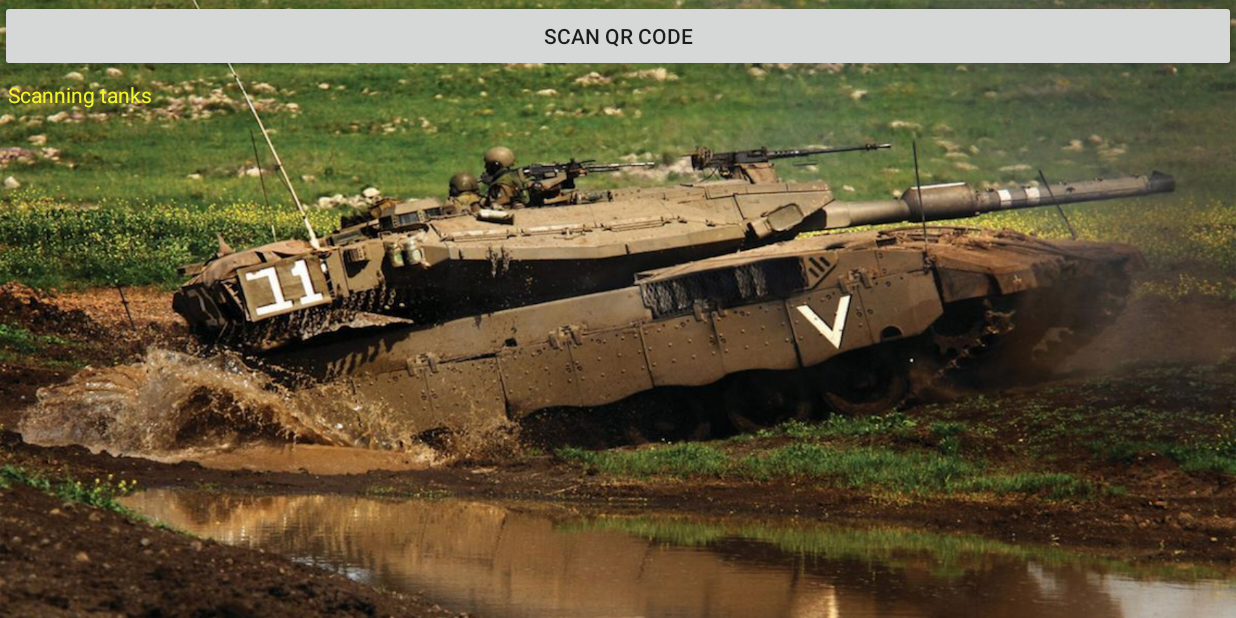
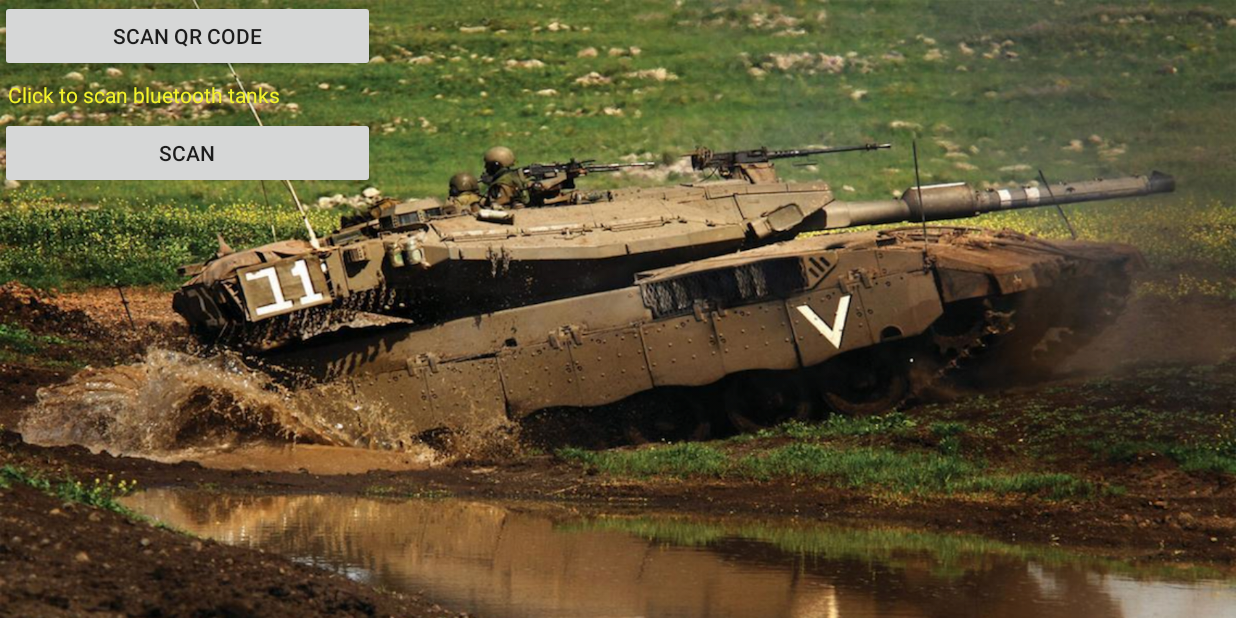
Before and after one commit to jiangluorng/JJTank, an Android app: the SplashActivity screen opened directly, with no data from a screen before it, on a phone screen of 824 x 412 dp (held sideways). Run offline under Robolectric (Android 15) with nearby library versions, the light colour scheme and no system bars; libraries missing offline, so code that uses them is left out: com.dlazaro66.qrcodereaderview, com.github.sumimakito.awesomeqr; 1 statement that could not run was skipped.

Commit message:
Utilize ble

```diff
--- a/app/src/main/AndroidManifest.xml
+++ b/app/src/main/AndroidManifest.xml
@@ -17,7 +17,7 @@
         <activity android:name=".MainActivity"
             android:screenOrientation="landscape">
         </activity>
-        <activity android:name=".MenuActivity"
+        <activity android:name=".SettingActivity"
             android:screenOrientation="landscape">
         </activity>
         <activity android:name=".ScanActivity"
--- a/app/src/main/java/com/jjstudio/jjtank/MenuActivity.java
+++ b/app/src/main/java/com/jjstudio/jjtank/SettingActivity.java
@@ -3,11 +3,11 @@ package com.jjstudio.jjtank;
 import android.os.Bundle;
 import android.support.v7.app.AppCompatActivity;
 
-public class MenuActivity extends AppCompatActivity {
+public class SettingActivity extends AppCompatActivity {
 
     @Override
     protected void onCreate(Bundle savedInstanceState) {
         super.onCreate(savedInstanceState);
-        setContentView(R.layout.activity_menu);
+        setContentView(R.layout.activity_setting);
     }
 }
--- a/app/src/main/java/com/jjstudio/jjtank/SplashActivity.java
+++ b/app/src/main/java/com/jjstudio/jjtank/SplashActivity.java
@@ -11,6 +11,7 @@ import android.bluetooth.le.ScanResult;
 import android.content.Context;
 import android.content.DialogInterface;
 import android.content.Intent;
+import android.content.SharedPreferences;
 import android.content.pm.PackageManager;
 import android.graphics.PointF;
 import android.location.Criteria;
@@ -41,7 +42,7 @@ import com.jjstudio.jjtank.model.TankControlData;
 import java.util.ArrayList;
 import java.util.List;
 
-public class SplashActivity extends AppCompatActivity implements LocationListener, QRCodeReaderView.OnQRCodeReadListener {
+public class SplashActivity extends AppCompatActivity implements LocationListener{
     private static final String TAG = SplashActivity.class.getSimpleName();
     private static final int MY_PERMISSIONS_REQUEST_LOCATION = 99;
 
@@ -61,7 +62,9 @@ public class SplashActivity extends AppCompatActivity implements LocationListene
     private long BLE_SCAN_STOP_DELAY = 10000; //10 seconds for blescaner
     private Context context;
     private TextView tankInfoTextView;
-    LocationManager locationManager;
+    private LocationManager locationManager;
+    private String lastConnectedTankName;
+    private String lastConnectedTankAddress;
 
     String provider;
 
@@ -97,6 +100,19 @@ public class SplashActivity extends AppCompatActivity implements LocationListene
         provider = locationManager.getBestProvider(new Criteria(), false);
         checkLocationPermission();
         initBluetooth();
+        initLastConnecttedTank();
+    }
+
+
+    private void initLastConnecttedTank(){
+        SharedPreferences prefs = this.getSharedPreferences(
+                "com.jjstudio.jjtank", Context.MODE_PRIVATE);
+         lastConnectedTankName =  prefs.getString(MainActivity.EXTRAS_TANK,"");
+         lastConnectedTankAddress =  prefs.getString(MainActivity.EXTRAS_DEVICE_ADDRESS,"");
+        if (!lastConnectedTankName.equals("")&&!lastConnectedTankAddress.equals("")){
+            tankUUIDs.add(lastConnectedTankAddress);
+            tankList.add(new Tank(lastConnectedTankName, lastConnectedTankAddress, StatusEnum.LastConnected, null));
+        }
     }
 
     @Override
@@ -128,7 +144,7 @@ public class SplashActivity extends AppCompatActivity implements LocationListene
     private View.OnClickListener rescanButtonOnClickListener = new View.OnClickListener() {
         @Override
         public void onClick(View view) {
-            view.setVisibility(View.INVISIBLE);
+            view.setEnabled(false);
             startScanning();
         }
     };
@@ -216,11 +232,6 @@ public class SplashActivity extends AppCompatActivity implements LocationListene
     }
 
     @Override
-    public void onQRCodeRead(String text, PointF[] points) {
-        Toast.makeText(getApplicationContext(), text, Toast.LENGTH_SHORT).show();
-    }
-
-    @Override
     public void onRequestPermissionsResult(int requestCode,
                                            String permissions[], int[] grantResults) {
         switch (requestCode) {
@@ -267,8 +278,6 @@ public class SplashActivity extends AppCompatActivity implements LocationListene
             });
 
             alertDialog.show();
-        } else {
-            startScanning();
         }
     }
 
@@ -277,7 +286,7 @@ public class SplashActivity extends AppCompatActivity implements LocationListene
     }
 
     private void startScanning() {
-        rescanButton.setVisibility(View.INVISIBLE);
+        rescanButton.setEnabled(false);
         tankInfoTextView.setText("Scanning tanks...");
         delayHandler = new Handler();
         delayHandler.postDelayed(stopBleRunnable, BLE_SCAN_STOP_DELAY);
@@ -297,7 +306,8 @@ public class SplashActivity extends AppCompatActivity implements LocationListene
             public void run() {
                 bluetoothLeScanner.stopScan(leScanCallback);
                 tankInfoTextView.setText("Scanning stopped.");
-                rescanButton.setVisibility(View.VISIBLE);
+                rescanButton.setEnabled(true);
+                mScanning=false;
 
             }
         });
@@ -354,7 +364,7 @@ public class SplashActivity extends AppCompatActivity implements LocationListene
             if (deviceName != null && !tankUUIDs.contains(deviceAddress) && (TankControlData.isTest || deviceName != null && deviceName.startsWith("JJtk"))) {
                 tankUUIDs.add(deviceAddress);
                 tankList.add(new Tank(deviceName, deviceAddress, StatusEnum.Disconnected, bluetoothDevice));
-                tankInfoTextView.append("\nfound device... " + deviceName + " -  " + deviceAddress);
+                tankInfoTextView.append("Found device  " + deviceName + " -  " + deviceAddress +"\n");
             }
         }
     };
--- a/app/src/main/java/com/jjstudio/jjtank/model/StatusEnum.java
+++ b/app/src/main/java/com/jjstudio/jjtank/model/StatusEnum.java
@@ -1,7 +1,7 @@
 package com.jjstudio.jjtank.model;
 
 public enum StatusEnum {
-    Connected(1),Disconnected(0);
+    Connected(1),Disconnected(0),LastConnected(2);
     private int status;
      StatusEnum(int status){
         this.status = status;
@@ -9,6 +9,8 @@ public enum StatusEnum {
 
     public static StatusEnum fromValue(int status){
          if (status==1){
+             return Connected;
+         }else if (status==2){
              return Connected;
          }else {
              return Disconnected;
--- a/app/src/main/res/layout/activity_splash.xml
+++ b/app/src/main/res/layout/activity_splash.xml
@@ -3,36 +3,34 @@
     xmlns:tools="http://schemas.android.com/tools"
     android:layout_width="wrap_content"
     android:layout_height="wrap_content"
-    android:orientation="vertical"
-    android:background="@drawable/startbackground2x">
+    android:background="@drawable/startbackground2x"
+    android:orientation="vertical">
 
     <Button
         android:id="@+id/scanQRButton"
-        android:layout_width="match_parent"
+        android:layout_width="250dp"
         android:layout_height="wrap_content"
         android:text="Scan QR code" />
 
     <TextView
         android:id="@+id/tankInfos"
-        android:layout_width="120dp"
+        android:layout_width="match_parent"
         android:layout_height="wrap_content"
         android:padding="5dp"
-        android:text="Scanning tanks"
-        android:textAlignment="center"
-        tools:textColor="?attr/colorBackgroundFloating" />
+        android:text="Click to scan bluetooth tanks"
+        android:textAlignment="center" />
 
     <Button
         android:id="@+id/rescan"
-        android:layout_width="match_parent"
+        android:layout_width="250dp"
         android:layout_height="wrap_content"
-        android:text="Re scan"
-        android:visibility="invisible" />
+        android:text="Scan" />
     />
 
     <android.support.v7.widget.RecyclerView
         android:id="@+id/tankListView"
         android:layout_width="match_parent"
-        android:layout_height="match_parent" >
+        android:layout_height="match_parent">
 
 
     </android.support.v7.widget.RecyclerView>
```
Also changed, not shown: app/src/main/java/com/jjstudio/jjtank/MainActivity.java (+46 -9 lines), app/src/main/java/com/jjstudio/jjtank/ScanActivity.java (+12 -0 lines), app/src/main/res/layout/activity_main.xml (+24 -10 lines), app/src/main/res/layout/activity_setting.xml (renamed from app/src/main/res/layout/activity_menu.xml).
